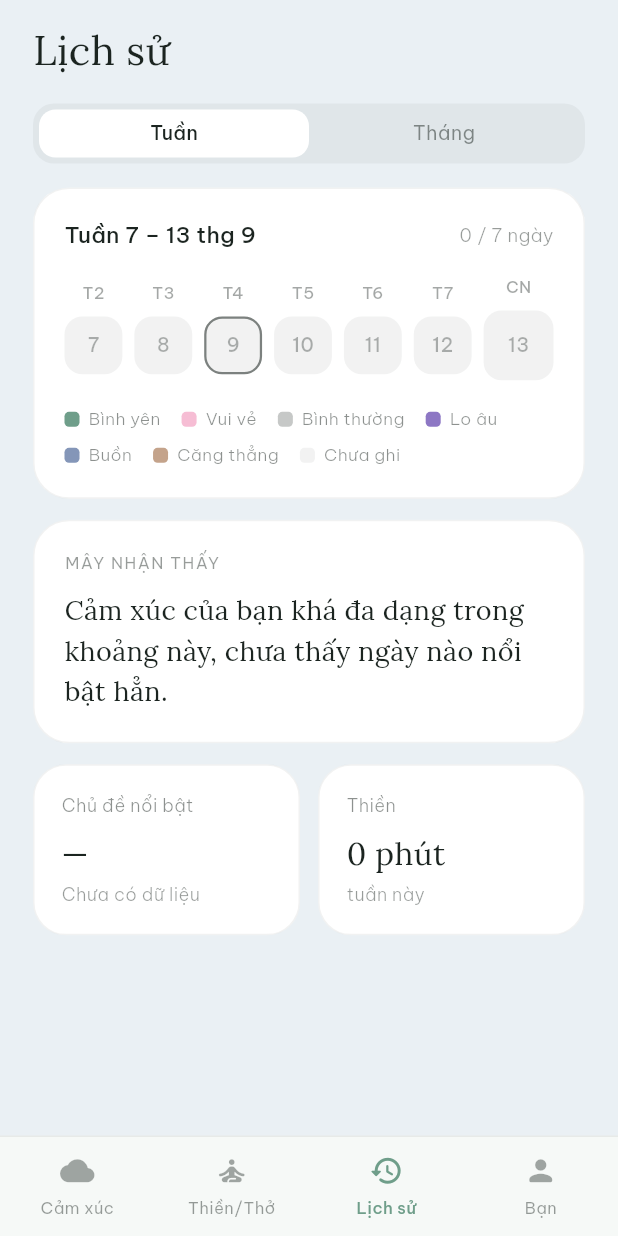
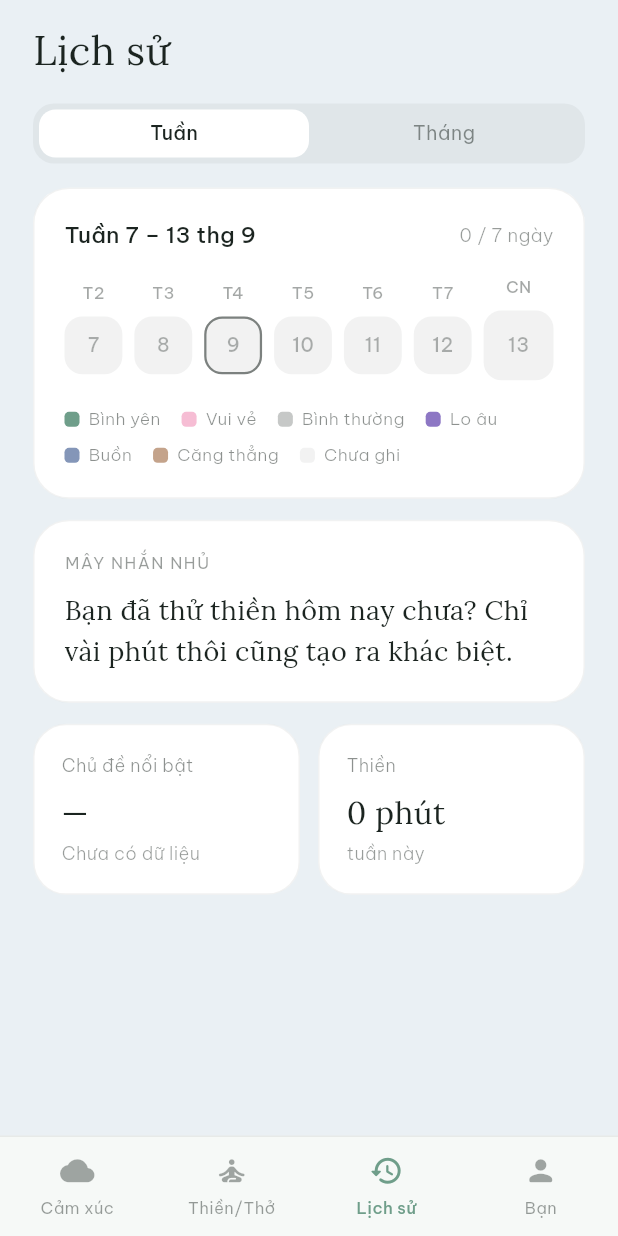
Before and after one commit to vietnguyen1254/an, a Flutter app: the MainTabs screen opened directly, item 3 of the bottom bar chosen, on a phone screen of 412 x 824 dp. Run offline on Flutter 3.47's test engine with Material 3 defaults, Android fonts, the phone set to English and light mode, and no system bars; our stand-ins replace firebase_auth, firebase_core, google_sign_in, just_audio, just_audio_background, shared_preferences and 1 more; missing offline and left inert: flutter_facebook_auth; accounts and stored records are empty; network calls fail.

Commit message:
Fix unhandled recommendation-fetch errors; split journal insight into 2 types
Home/library screens: the "gợi ý" fetch chains had no .catchError, so a
network hiccup or empty catalog produced an unhandled Future rejection
instead of just leaving the card hidden — this is what surfaced as a
display glitch when there was nothing to recommend. Both now catch and
log, same graceful "no card" outcome either way. The random fallback
across categories when nothing matches the mood was already in place
(pickRecommendation) — this was purely the missing error handling.

Journal screen insight card is now two distinct, honestly-labeled
types (MoodInsight in mood_insight.dart):
- "MÂY NHẬN THẤY" — only when there's a real pattern in the range's
  data, filled from the existing accurate templates. Fixed a
  capitalization bug where two templates opened a sentence with the
  (intentionally lowercase, mid-sentence) {nTime} placeholder.
- "MÂY NHẮN NHỦ" — 30 generic meditation-encouragement templates
  (morning/evening routine, benefits of a regular practice), used
  when there isn't enough data for a real observation, instead of a
  weak "not enough data" line mislabeled as a finding.

Co-Authored-By: Claude Sonnet 5 <noreply@anthropic.com>
Claude-Session: https://claude.ai/code/session_01BESPHactjVcMAqoGDnScay

```diff
--- a/lib/screens/home/home_screen.dart
+++ b/lib/screens/home/home_screen.dart
@@ -33,6 +33,9 @@ class _HomeScreenState extends State<HomeScreen> {
       SessionsApi.instance.fetchAll().then((sessions) {
         if (!mounted) return;
         setState(() => _recommended = pickRecommendation(sessions, entries.first.mood));
+      }).catchError((Object e) {
+        // No catalog / network hiccup — just don't show the card.
+        debugPrint('HomeScreen: failed to load recommendation: $e');
       });
     }
   }
--- a/lib/screens/journal/journal_screen.dart
+++ b/lib/screens/journal/journal_screen.dart
@@ -73,6 +73,7 @@ class _JournalScreenState extends State<JournalScreen> {
     final recordedDays = List.generate(rangeDays, (i) => rangeStart.add(Duration(days: i))).where((d) => byDay.containsKey(_dayKey(d))).length;
 
     final topTag = _topTag(entriesInRange);
+    final insight = generateInsight(entriesInRange);
 
     void openDay(DateTime d) {
       final entry = byDay[_dayKey(d)];
@@ -142,9 +143,9 @@ class _JournalScreenState extends State<JournalScreen> {
                 child: Column(
                   crossAxisAlignment: CrossAxisAlignment.start,
                   children: [
-                    Text('MÂY NHẬN THẤY', style: TextStyle(fontFamily: 'BeVietnamPro', fontSize: 11, letterSpacing: 1, color: AppColors.ink.withValues(alpha: 0.45))),
+                    Text(insight.label, style: TextStyle(fontFamily: 'BeVietnamPro', fontSize: 11, letterSpacing: 1, color: AppColors.ink.withValues(alpha: 0.45))),
                     const SizedBox(height: 10),
-                    Text(generateInsight(entriesInRange), style: const TextStyle(fontFamily: 'Lora', fontSize: 18, height: 27 / 18, color: AppColors.ink)),
+                    Text(insight.text, style: const TextStyle(fontFamily: 'Lora', fontSize: 18, height: 27 / 18, color: AppColors.ink)),
                   ],
                 ),
               ),
--- a/lib/screens/meditation/library_screen.dart
+++ b/lib/screens/meditation/library_screen.dart
@@ -36,6 +36,8 @@ class _LibraryScreenState extends State<LibraryScreen> {
       if (!mounted) return;
       final mood = context.read<AppState>().draftMood;
       setState(() => _recommended = pickRecommendation(sessions, mood));
+    }).catchError((Object e) {
+      debugPrint('LibraryScreen: failed to load recommendation: $e');
     });
   }
 
--- a/lib/services/mood_insight.dart
+++ b/lib/services/mood_insight.dart
@@ -15,9 +15,18 @@ String _timeOfDay(int hour) {
   return 'tối';
 }
 
-// Sentence banks, grouped by what the underlying data actually supports —
-// never fill a placeholder with a guess, only pick from the bucket that
-// matches what was really found in entriesInRange.
+class MoodInsight {
+  final String label;
+  final String text;
+  const MoodInsight(this.label, this.text);
+}
+
+const _labelNoticed = 'MÂY NHẬN THẤY';
+const _labelEncourage = 'MÂY NHẮN NHỦ';
+
+// "Mây nhận thấy" — data-driven only. Every sentence here starts with either
+// a fixed word or a capitalized weekday ({pDay}); {nTime}/{nDay} are always
+// lowercase so they must never open a sentence (that reads as a typo).
 const _bothTemplates = [
   'Bạn bình yên nhất vào {pDay}, và hay lo lắng vào {nTime} {nDay}.',
   '{pDay} thường là ngày nhẹ nhõm nhất của bạn, trong khi {nTime} {nDay} lại hay mang nhiều lo âu hơn.',
@@ -42,28 +51,57 @@ const _positiveOnlyTemplates = [
 
 const _negativeOnlyTemplates = [
   'Bạn hay lo lắng vào {nTime} {nDay}.',
-  '{nTime} {nDay} thường là lúc bạn dễ căng thẳng nhất.',
+  'Có vẻ {nTime} {nDay} thường là lúc bạn dễ căng thẳng nhất.',
   'Mình để ý {nTime} {nDay} hay khiến bạn mệt mỏi hơn.',
   'Cảm xúc của bạn hay chùng xuống vào {nTime} {nDay}.',
   'Có vẻ {nTime} {nDay} không phải là khoảng thời gian dễ chịu với bạn.',
-  '{nTime} {nDay} dường như là lúc lo âu hay ghé thăm bạn nhất.',
+  'Dường như {nTime} {nDay} là lúc lo âu hay ghé thăm bạn nhất.',
   'Bạn thường thấy nặng lòng hơn vào {nTime} {nDay}.',
   'Nhìn lại, {nTime} {nDay} hay là lúc bạn cần được nghỉ ngơi nhất.',
 ];
 
-const _noPatternTemplates = [
-  'Mây cần thêm vài ngày ghi nhận nữa để hiểu bạn rõ hơn.',
-  'Ghi lại đều đặn hơn một chút, Mây sẽ nhận ra được nhịp cảm xúc của bạn.',
-  'Chưa đủ dữ liệu để Mây nhận ra quy luật rõ ràng — cứ tiếp tục ghi nhé.',
-  'Mây đang lắng nghe, nhưng cần thêm thời gian để hiểu bạn hơn.',
-  'Cảm xúc của bạn khá đa dạng trong khoảng này, chưa thấy ngày nào nổi bật hẳn.',
-  'Mây chưa thấy quy luật rõ ràng — mỗi ngày của bạn đều khác nhau.',
+// "Mây nhắn nhủ" — used only when there isn't enough data for a real
+// observation. Generic encouragement about meditating, not a claim about
+// the user's own data, so no accuracy risk.
+const _encourageTemplates = [
+  'Mỗi sáng dành ba phút cho hơi thở, cả ngày sẽ nhẹ nhàng hơn rất nhiều.',
+  'Một buổi thiền ngắn trước khi ngủ giúp tâm trí bạn thật sự được nghỉ ngơi.',
+  'Thử thiền vào buổi sáng xem sao — bắt đầu ngày mới với một tâm trí tĩnh lặng.',
+  'Chỉ năm phút mỗi tối cũng đủ để bạn buông bớt những lo âu trong ngày.',
+  'Duy trì thói quen thiền đều đặn giúp bạn bình tĩnh hơn trước những điều bất ngờ.',
+  'Một hơi thở sâu, một khoảnh khắc chậm lại — đó đã là thiền rồi.',
+  'Buổi tối là lúc tuyệt vời để thiền, giúp bạn ngủ ngon và sâu hơn.',
+  'Hãy thử dành ra vài phút mỗi sáng để lắng nghe cơ thể mình trước khi bắt đầu ngày mới.',
+  'Thiền đều đặn không cần nhiều thời gian, chỉ cần đều đặn.',
+  'Một chút tĩnh lặng mỗi ngày giúp bạn hiểu cảm xúc của mình rõ hơn.',
+  'Bạn đã thử thiền hôm nay chưa? Chỉ vài phút thôi cũng tạo ra khác biệt.',
+  'Buổi sáng sớm, khi tâm trí còn tĩnh, là thời điểm rất tốt để bắt đầu thiền.',
+  'Thiền trước khi ngủ giúp những suy nghĩ ngổn ngang trong ngày lắng lại.',
+  'Duy trì một nhịp thiền đều đặn — sáng hoặc tối — sẽ giúp bạn cảm thấy vững vàng hơn.',
+  'Chăm sóc tâm trí cũng quan trọng như chăm sóc cơ thể — hãy dành thời gian cho nó mỗi ngày.',
+  'Một vài hơi thở chậm rãi vào buổi sáng có thể thay đổi cả ngày của bạn.',
+  'Thử dành cho mình một khoảng lặng nhỏ mỗi tối, trước khi những suy nghĩ ùa về.',
+  'Thiền không cần hoàn hảo, chỉ cần bạn quay lại với nó mỗi ngày.',
+  'Một thói quen thiền nhỏ mỗi sáng sẽ giúp bạn phản ứng nhẹ nhàng hơn với căng thẳng.',
+  'Buổi tối là lúc lý tưởng để thả lỏng và để cơ thể bạn thật sự nghỉ ngơi.',
+  'Bạn không cần nhiều thời gian — chỉ vài phút thiền mỗi ngày cũng đủ tạo thay đổi.',
+  'Hãy biến thiền buổi sáng thành một phần nhỏ trong nhịp sống của bạn.',
+  'Một buổi thiền ngắn giữa ngày có thể giúp bạn lấy lại sự tập trung.',
+  'Đều đặn quan trọng hơn thời lượng — thiền năm phút mỗi ngày tốt hơn năm mươi phút một lần.',
+  'Hãy thử kết thúc một ngày dài bằng một bài thiền nhẹ nhàng thay vì lướt điện thoại.',
+  'Thiền giúp bạn tạo một khoảng cách nhỏ giữa cảm xúc và phản ứng — rất đáng để luyện tập mỗi ngày.',
+  'Mỗi buổi sáng bắt đầu bằng vài phút tĩnh lặng, bạn sẽ thấy mình bình tĩnh hơn cả ngày dài.',
+  'Nếu hôm nay chưa thiền, buổi tối vẫn còn kịp — chỉ cần vài phút thôi.',
+  'Một tâm trí được nghỉ ngơi mỗi ngày sẽ giúp bạn đón nhận mọi thứ nhẹ nhàng hơn.',
+  'Hãy thử biến thiền thành điểm dừng nhỏ giữa những điều bận rộn trong ngày.',
 ];
 
-/// Picks a random (but factually accurate) insight sentence from
-/// [entriesInRange]. Never fabricates a day/time that isn't backed by the
-/// actual data — falls back to an honest "not enough data" line instead.
-String generateInsight(List<JournalEntry> entriesInRange) {
+/// Picks a random (but factually accurate) insight from [entriesInRange].
+/// When there's a real pattern in the data, returns a "Mây nhận thấy"
+/// observation built only from what's actually there. When there isn't
+/// enough data for a real observation, returns a "Mây nhắn nhủ"
+/// encouragement instead — never a vague filler mislabeled as a finding.
+MoodInsight generateInsight(List<JournalEntry> entriesInRange) {
   final posCount = <int, int>{};
   final negSlot = <String, int>{};
   for (final e in entriesInRange) {
@@ -93,13 +131,15 @@ String generateInsight(List<JournalEntry> entriesInRange) {
   String pick(List<String> pool) => pool[rand.nextInt(pool.length)];
 
   if (pDay != null && nDay != null) {
-    return pick(_bothTemplates).replaceAll('{pDay}', pDay).replaceAll('{nDay}', nDay).replaceAll('{nTime}', nTime!);
+    final text = pick(_bothTemplates).replaceAll('{pDay}', pDay).replaceAll('{nDay}', nDay).replaceAll('{nTime}', nTime!);
+    return MoodInsight(_labelNoticed, text);
   }
   if (pDay != null) {
-    return pick(_positiveOnlyTemplates).replaceAll('{pDay}', pDay);
+    return MoodInsight(_labelNoticed, pick(_positiveOnlyTemplates).replaceAll('{pDay}', pDay));
   }
   if (nDay != null) {
-    return pick(_negativeOnlyTemplates).replaceAll('{nDay}', nDay).replaceAll('{nTime}', nTime!);
+    final text = pick(_negativeOnlyTemplates).replaceAll('{nDay}', nDay).replaceAll('{nTime}', nTime!);
+    return MoodInsight(_labelNoticed, text);
   }
-  return pick(_noPatternTemplates);
+  return MoodInsight(_labelEncourage, pick(_encourageTemplates));
 }
```
